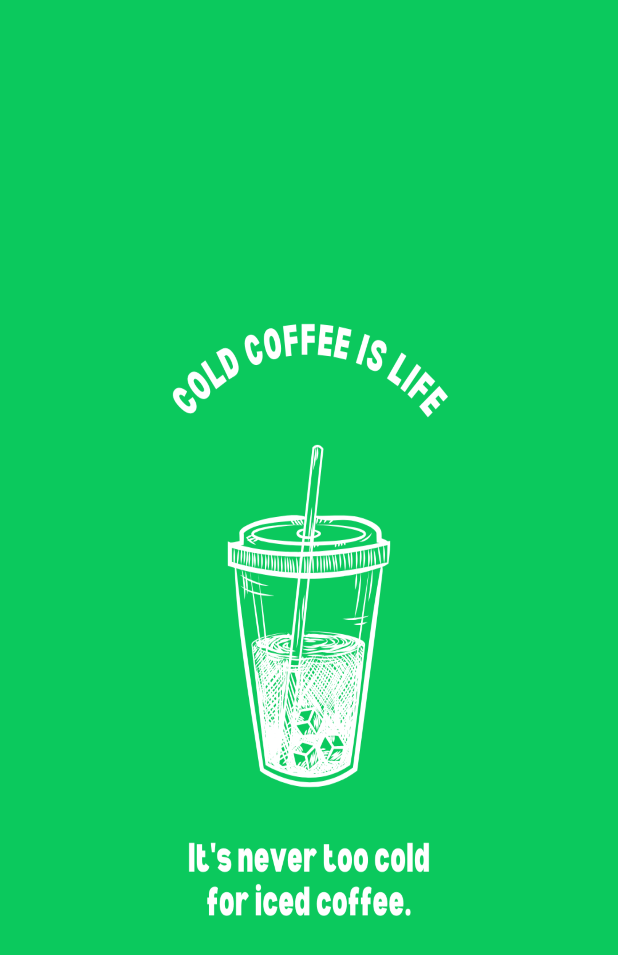
After one commit to cungtecu/DoAn, an Android app: the SplashActivity screen opened directly, with no data from a screen before it, on a phone screen of 412 x 824 dp. The commit adds this screen. Shown: the top 955 px of the screen. Run offline under Robolectric (Android 15) with nearby library versions, the phone set to English and light mode, and no system bars.

Commit message:
splash theme

```diff
--- a/app/build.gradle.kts
+++ b/app/build.gradle.kts
@@ -4,7 +4,7 @@ plugins {
 
 android {
     namespace = "com.example.doan"
-    compileSdk = 34
+    compileSdk = 35
 
     defaultConfig {
         applicationId = "com.example.doan"
--- /dev/null
+++ b/app/src/main/java/com/example/doan/SplashActivity.java
@@ -0,0 +1,19 @@
+package com.example.doan;
+import android.content.Intent;
+import android.os.Bundle;
+import android.os.Handler;
+import androidx.appcompat.app.AppCompatActivity;
+
+public class SplashActivity extends AppCompatActivity {
+    @Override
+    protected void onCreate(Bundle savedInstanceState) {
+        super.onCreate(savedInstanceState);
+        setContentView(R.layout.activity_splash);
+
+        // Delay 2 giây rồi mở MainActivity
+        new Handler().postDelayed(() -> {
+            startActivity(new Intent(SplashActivity.this, MainActivity.class));
+            finish();
+        }, 2000);
+    }
+}
--- /dev/null
+++ b/app/src/main/res/layout/activity_splash.xml
@@ -0,0 +1,7 @@
+<?xml version="1.0" encoding="utf-8"?>
+<LinearLayout xmlns:android="http://schemas.android.com/apk/res/android"
+    android:layout_width="match_parent"
+    android:layout_height="match_parent"
+    android:gravity="center"
+    android:background="@drawable/loadapp">
+</LinearLayout>
--- a/app/src/main/res/values/themes.xml
+++ b/app/src/main/res/values/themes.xml
@@ -4,6 +4,11 @@
         <!-- Customize your light theme here. -->
         <!-- <item name="colorPrimary">@color/my_light_primary</item> -->
     </style>
-
+    <style name="Theme.OderCoffee" parent="Theme.MaterialComponents.Light.NoActionBar">
+        <item name="colorPrimary">#FF6200EE</item>
+        <item name="colorPrimaryVariant">#FF3700B3</item>
+        <item name="colorOnPrimary">#FFFFFF</item>
+        <item name="colorSecondary">#03DAC5</item>
+    </style>
     <style name="Theme.DoAn" parent="Base.Theme.DoAn" />
 </resources>
```
Also changed, not shown: app/src/main/AndroidManifest.xml (+9 -1 lines), app/src/main/res/drawable/loadapp.png (added).
